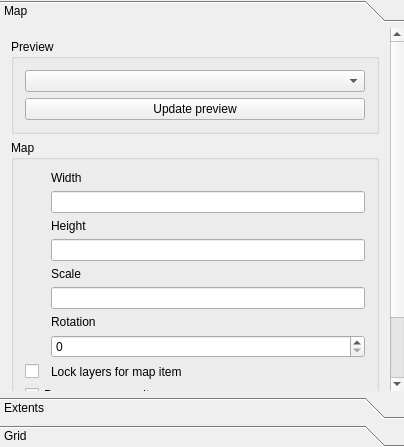
Before: the Qt Designer form src/ui/qgscomposermapwidgetbase.ui in qgis/QGIS, drawn with Qt 5.
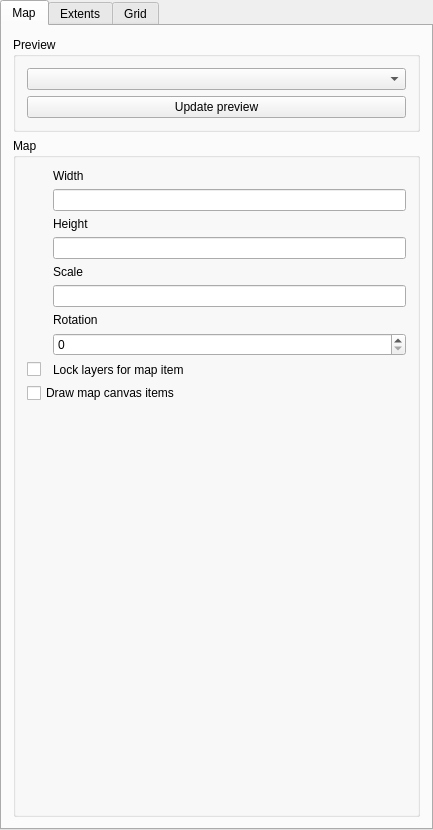
After: the same form once the commit is applied. Custom widgets are drawn as their Qt base class.

Commit message: Changed all QToolBox objects to QTabWidget.  Easier to see item options and less mouse movement

What changed in the file:
```diff
--- a/src/ui/qgscomposermapwidgetbase.ui
+++ b/src/ui/qgscomposermapwidgetbase.ui
@@ -6,8 +6,8 @@
    <rect>
     <x>0</x>
     <y>0</y>
-    <width>404</width>
-    <height>447</height>
+    <width>433</width>
+    <height>830</height>
    </rect>
   </property>
   <property name="sizePolicy">
@@ -24,20 +24,15 @@
     <number>0</number>
    </property>
    <item row="0" column="0">
-    <widget class="QToolBox" name="toolBox">
+    <widget class="QTabWidget" name="toolBox">
+     <property name="styleSheet">
+      <string notr="true"/>
+     </property>
      <property name="currentIndex">
       <number>0</number>
      </property>
-     <widget class="QWidget" name="page">
-      <property name="geometry">
-       <rect>
-        <x>0</x>
-        <y>0</y>
-        <width>377</width>
-        <height>414</height>
-       </rect>
-      </property>
-      <attribute name="label">
+     <widget class="QWidget" name="page" native="true">
+      <attribute name="title">
        <string>Map</string>
       </attribute>
       <layout class="QGridLayout" name="gridLayout">
@@ -203,16 +198,8 @@
        </item>
       </layout>
      </widget>
-     <widget class="QWidget" name="page_2">
-      <property name="geometry">
-       <rect>
-        <x>0</x>
-        <y>0</y>
-        <width>394</width>
-        <height>356</height>
-       </rect>
-      </property>
-      <attribute name="label">
+     <widget class="QWidget" name="page2" native="true">
+      <attribute name="title">
        <string>Extents</string>
       </attribute>
       <layout class="QGridLayout" name="gridLayout_5">
@@ -320,16 +307,8 @@
        </item>
       </layout>
      </widget>
-     <widget class="QWidget" name="page_3">
-      <property name="geometry">
-       <rect>
-        <x>0</x>
-        <y>0</y>
-        <width>377</width>
-        <height>720</height>
-       </rect>
-      </property>
-      <attribute name="label">
+     <widget class="QWidget" name="page3" native="true">
+      <attribute name="title">
        <string>Grid</string>
       </attribute>
       <layout class="QGridLayout" name="gridLayout_7">
```
Left out of the diff: 60 changed lines with no effect on the pictures. The commit also changes 15 other files.
